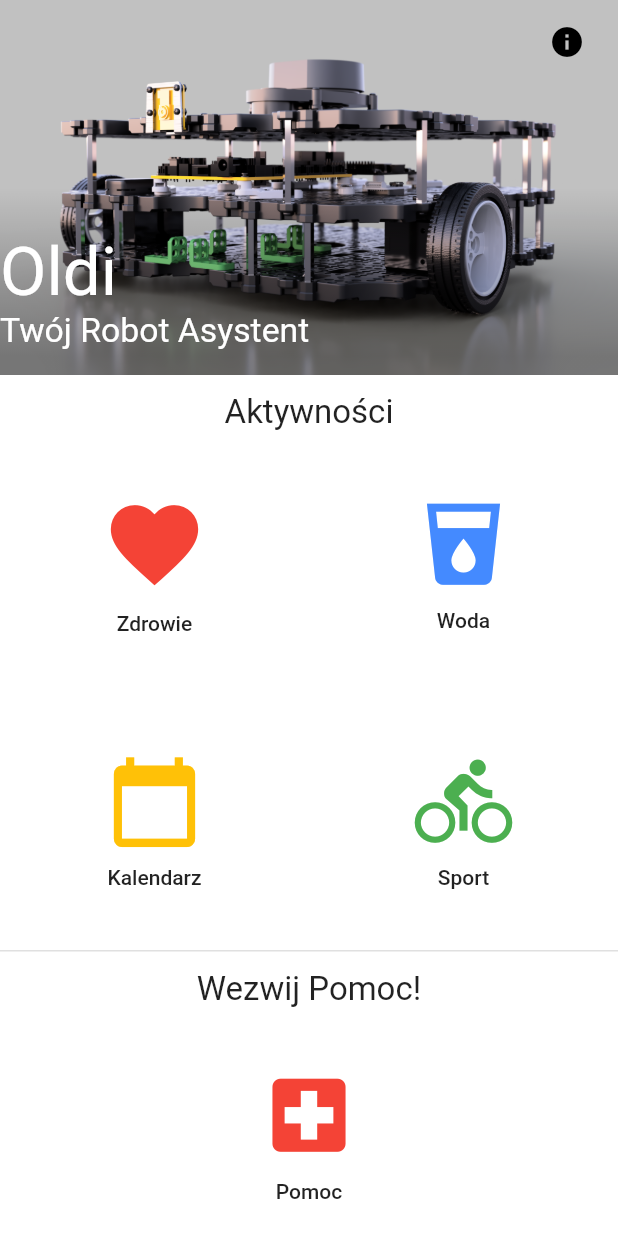
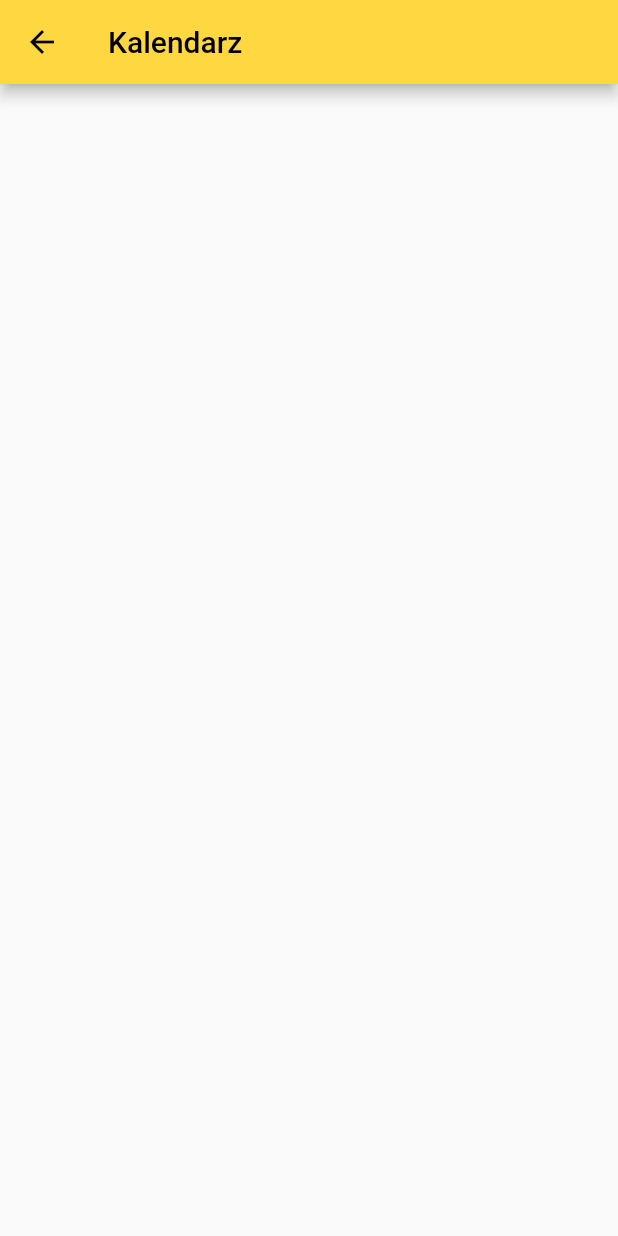
Before and after one commit to Rongix/ros_remote_controller, a Flutter app: the HomePage screen opened directly, after a tap on "Kalendarz", on a phone screen of 412 x 824 dp. Run offline on Flutter 3.47's test engine with Material 2 defaults, Android fonts, the phone set to English and light mode, and no system bars; our stand-ins replace webview_flutter; missing offline and left inert: flutter_webview_plugin, ros_nodes.

```diff
--- a/lib/cards/homePage.dart
+++ b/lib/cards/homePage.dart
@@ -1,7 +1,10 @@
 import 'package:flutter/material.dart';
+import 'package:thumbstick/cards/sport.dart';
+import 'package:thumbstick/cards/woda.dart';
 import 'package:thumbstick/cards/zdrowie.dart';
 import 'package:thumbstick/main.dart';
 
+import 'kalendarz.dart';
 import 'mapNavigation.dart';
 
 class HomePage extends StatefulWidget {
@@ -105,19 +108,30 @@ class _HomePageState extends State<HomePage> {
                   icon: Icon(Icons.local_drink,
                       size: 65, color: Colors.blueAccent),
                   label: "Woda",
-                  onPressed: () {}),
+                  onPressed: () {
+                    Navigator.push(context,
+                        MaterialPageRoute(builder: (context) => WodaPage()));
+                  }),
               ActivityButton(
                   splashColor: Colors.amber[100],
                   icon:
                       Icon(Icons.calendar_today, size: 65, color: Colors.amber),
                   label: "Kalendarz",
-                  onPressed: () {}),
+                  onPressed: () {
+                    Navigator.push(
+                        context,
+                        MaterialPageRoute(
+                            builder: (context) => KalendarzPage()));
+                  }),
               ActivityButton(
                   splashColor: Colors.green[100],
                   icon: Icon(Icons.directions_bike,
                       size: 65, color: Colors.green),
                   label: "Sport",
-                  onPressed: () {}),
+                  onPressed: () {
+                    Navigator.push(context,
+                        MaterialPageRoute(builder: (context) => SportPage()));
+                  }),
             ],
           ),
           SliverToBoxAdapter(child: Divider(height: 1, thickness: 1)),
--- /dev/null
+++ b/lib/cards/kalendarz.dart
@@ -0,0 +1,23 @@
+import 'package:flutter/material.dart';
+
+class KalendarzPage extends StatefulWidget {
+  KalendarzPage({Key key}) : super(key: key);
+
+  @override
+  _KalendarzPageState createState() => _KalendarzPageState();
+}
+
+class _KalendarzPageState extends State<KalendarzPage> {
+  @override
+  Widget build(BuildContext context) {
+    return Scaffold(
+      appBar: AppBar(
+        title: Text('Kalendarz', style: TextStyle(color: Colors.black)),
+        backgroundColor: Colors.amberAccent,
+        brightness: Brightness.light,
+        actionsIconTheme: IconThemeData(color: Colors.black),
+        iconTheme: IconThemeData(color: Colors.black),
+      ),
+    );
+  }
+}
```
Also changed, not shown: lib/cards/sport.dart (added, +20 -0 lines), lib/cards/woda.dart (added, +20 -0 lines).
